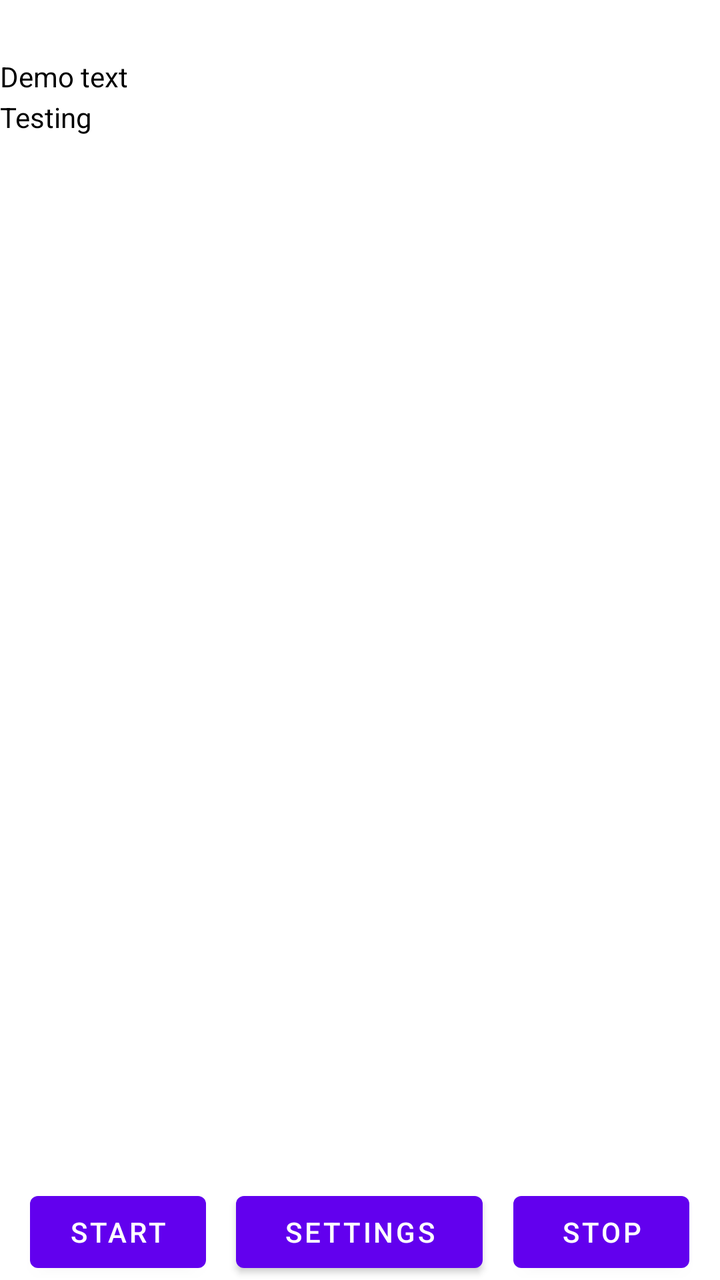
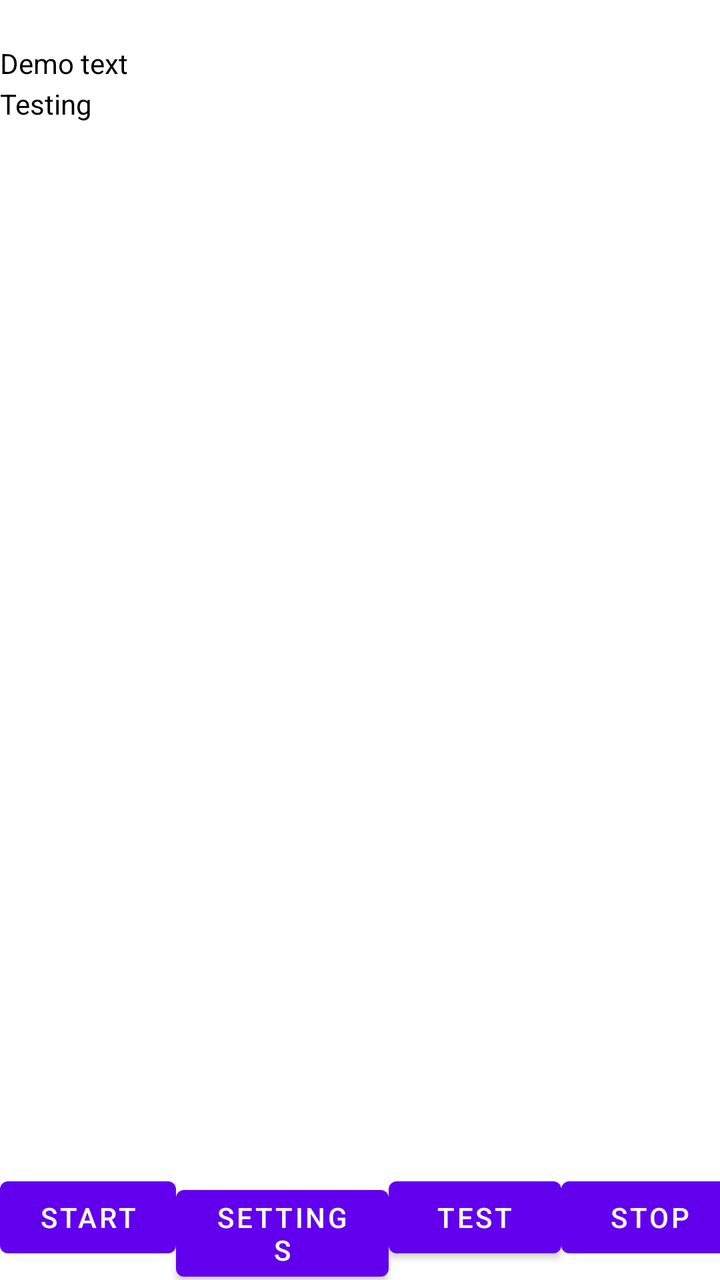

The first picture is an Android layout as it rendered before a commit; the second is the same layout after the commit. The layout source and the unified diff follow.
<!-- AndroidManifest.xml: application theme Theme.SapphireAssistantFramework -->
<!-- res/layout/core_activity.xml -->
<?xml version="1.0" encoding="utf-8"?>
<FrameLayout xmlns:android="http://schemas.android.com/apk/res/android"
    xmlns:app="http://schemas.android.com/apk/res-auto"
    xmlns:tools="http://schemas.android.com/tools"
    android:id="@+id/box_insert_layout"
    android:layout_width="match_parent"
    android:layout_height="match_parent"
    android:background="@color/white"
    android:padding="@dimen/box_inset_layout_padding">

    <LinearLayout
        android:layout_width="match_parent"
        android:layout_height="match_parent"
        android:orientation="vertical">

        <Space
            android:layout_width="match_parent"
            android:layout_height="match_parent"
            android:layout_weight="8"
            android:background="#000000"
            android:visibility="visible" />

        <HorizontalScrollView
            android:id="@+id/scrollView3"
            android:layout_width="wrap_content"
            android:layout_height="match_parent"
            android:layout_weight="1"
            android:isScrollContainer="true"
            android:scrollbars="horizontal|vertical">
            <ScrollView
                android:id="@+id/verticalScrollView"
                android:layout_width="match_parent"
                android:layout_height="wrap_content">
                <TextView
                    android:id="@+id/textView"
                    android:layout_width="wrap_content"
                    android:layout_height="wrap_content"
                    android:ellipsize="end"
                    android:hyphenationFrequency="none"
                    android:isScrollContainer="true"
                    android:lineSpacingExtra="4sp"
                    android:scrollbars="horizontal|vertical"
                    android:singleLine="false"
                    android:text="Demo text \nTesting"
                    android:textColor="@color/black"
                    android:visibility="visible"
                    tools:visibility="visible" />
            </ScrollView>
        </HorizontalScrollView>

        <LinearLayout
            android:layout_width="match_parent"
            android:layout_height="wrap_content"
            android:layout_weight="0"
            android:orientation="horizontal">

            <Space
                android:layout_width="wrap_content"
                android:layout_height="wrap_content"
                android:layout_weight="1" />

            <Button
                android:id="@+id/start"
                android:layout_width="wrap_content"
                android:layout_height="wrap_content"
                android:onClick="startCoreService"
                android:text="Start" />

            <Space
                android:layout_width="wrap_content"
                android:layout_height="wrap_content"
                android:layout_weight="1" />

            <Button
                android:id="@+id/settingsButton"
                android:layout_width="wrap_content"
                android:layout_height="wrap_content"
                android:layout_weight="1"
                android:onClick="switchToSettings"
                android:text="Settings" />

            <Space
                android:layout_width="wrap_content"
                android:layout_height="wrap_content"
                android:layout_weight="1" />

            <Button
                android:id="@+id/stop"
                android:layout_width="wrap_content"
                android:layout_height="wrap_content"
                android:onClick="reset"
                android:text="Stop" />

            <Space
                android:layout_width="wrap_content"
                android:layout_height="wrap_content"
                android:layout_weight="1" />

        </LinearLayout>
    </LinearLayout>
</FrameLayout>
<!-- resources referenced by this layout -->
<resources>
  <color name="black">#FF000000</color>
  <color name="white">#FFFFFFFF</color>
  <dimen name="box_inset_layout_padding">0dp</dimen>
  <style name="Theme.SapphireAssistantFramework" parent="Theme.MaterialComponents.DayNight.DarkActionBar">
          
          <item name="colorPrimary">@color/purple_500</item>
          <item name="colorPrimaryVariant">@color/purple_700</item>
          <item name="colorOnPrimary">@color/white</item>
          
          <item name="colorSecondary">@color/teal_200</item>
          <item name="colorSecondaryVariant">@color/teal_700</item>
          <item name="colorOnSecondary">@color/black</item>
          
          <item name="android:statusBarColor" tools:targetApi="l">?attr/colorPrimaryVariant</item>
          
      </style>
  <color name="purple_500">#FF6200EE</color>
  <color name="purple_700">#FF3700B3</color>
  <color name="teal_200">#FF03DAC5</color>
  <color name="teal_700">#FF018786</color>
</resources>

<!-- the commit's change to res/layout/core_activity.xml (unified diff, before → after) -->
@@ -85,6 +85,19 @@
                 android:layout_weight="1" />
 
             <Button
+                android:id="@+id/test"
+                android:layout_width="wrap_content"
+                android:layout_height="wrap_content"
+                android:layout_weight="1"
+                android:onClick="performTestingAction"
+                android:text="Test" />
+
+            <Space
+                android:layout_width="wrap_content"
+                android:layout_height="wrap_content"
+                android:layout_weight="1" />
+
+            <Button
                 android:id="@+id/stop"
                 android:layout_width="wrap_content"
                 android:layout_height="wrap_content"
